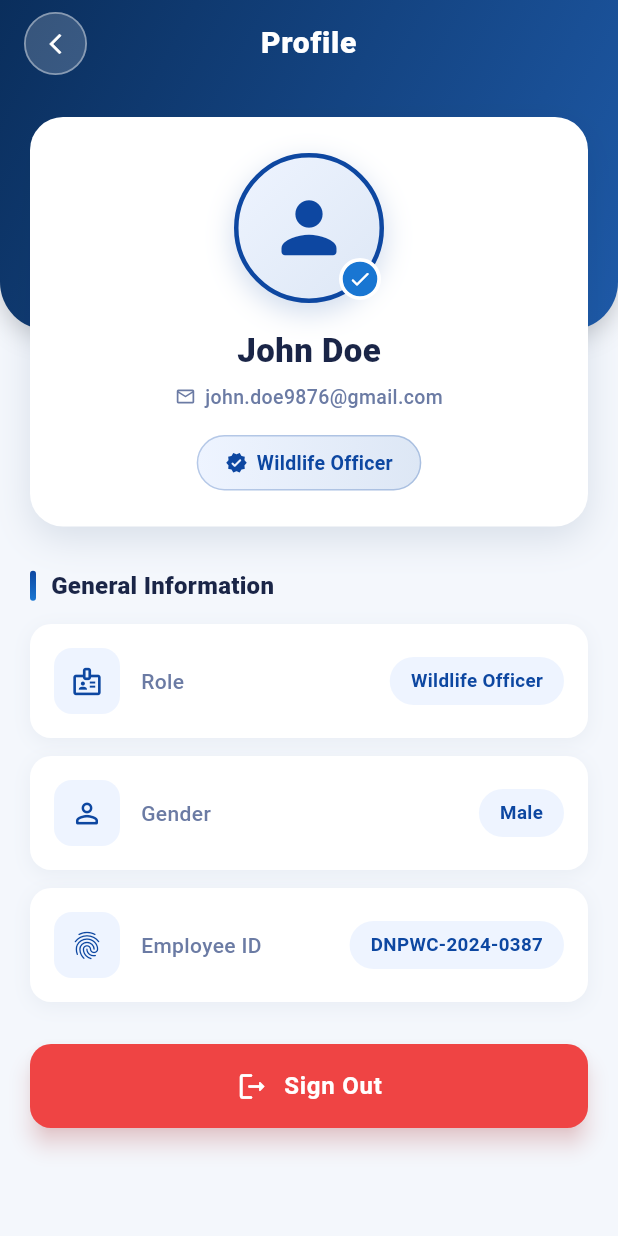
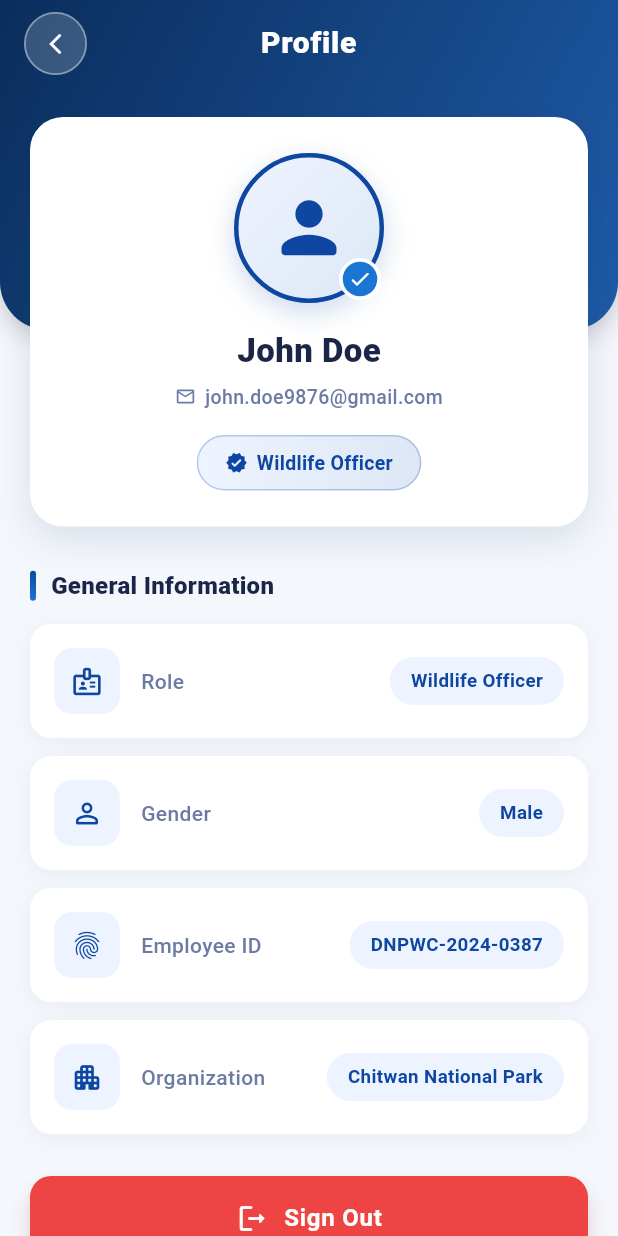
Before and after one commit to pairaveekiran/DNPWC, a Flutter app: the ProfilePage screen opened directly, on a phone screen of 412 x 824 dp. Run offline on Flutter 3.47's test engine with Material 3 defaults, Android fonts, the phone set to English and light mode, and no system bars; our stand-ins replace shared_preferences; missing offline and left inert: mobile_scanner; accounts and stored records are empty.

Commit message:
Static list for organisation updated

```diff
--- a/lib/screen/profile.dart
+++ b/lib/screen/profile.dart
@@ -21,6 +21,7 @@ class ProfilePage extends StatelessWidget {
   static const String _userRole = 'Wildlife Officer';
   static const String _userGender = 'Male';
   static const String _userId = 'DNPWC-2024-0387';
+  static const String _userOrganization = 'Chitwan National Park';
 
   @override
   Widget build(BuildContext context) {
@@ -63,6 +64,12 @@ class ProfilePage extends StatelessWidget {
                           icon: Icons.fingerprint_rounded,
                           label: 'Employee ID',
                           value: _userId,
+                        ),
+                        const SizedBox(height: 12),
+                        _buildInfoCard(
+                          icon: Icons.apartment_rounded,
+                          label: 'Organization',
+                          value: _userOrganization,
                         ),
                         const SizedBox(height: 28),
                         _buildSignOutButton(context),
```
